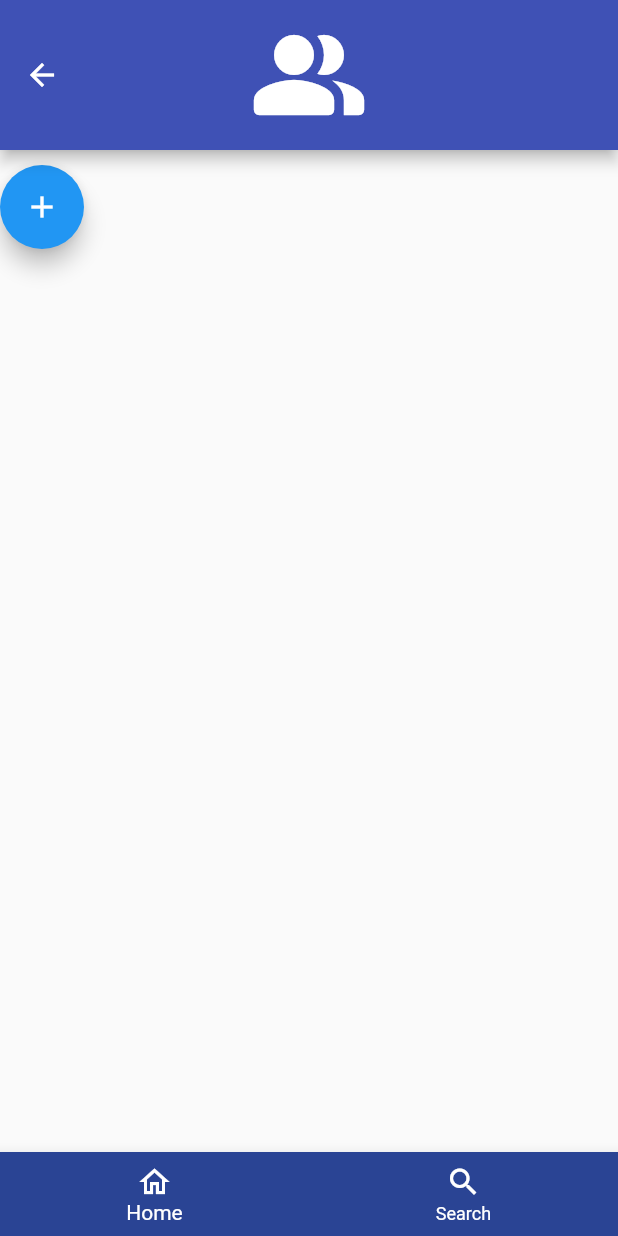
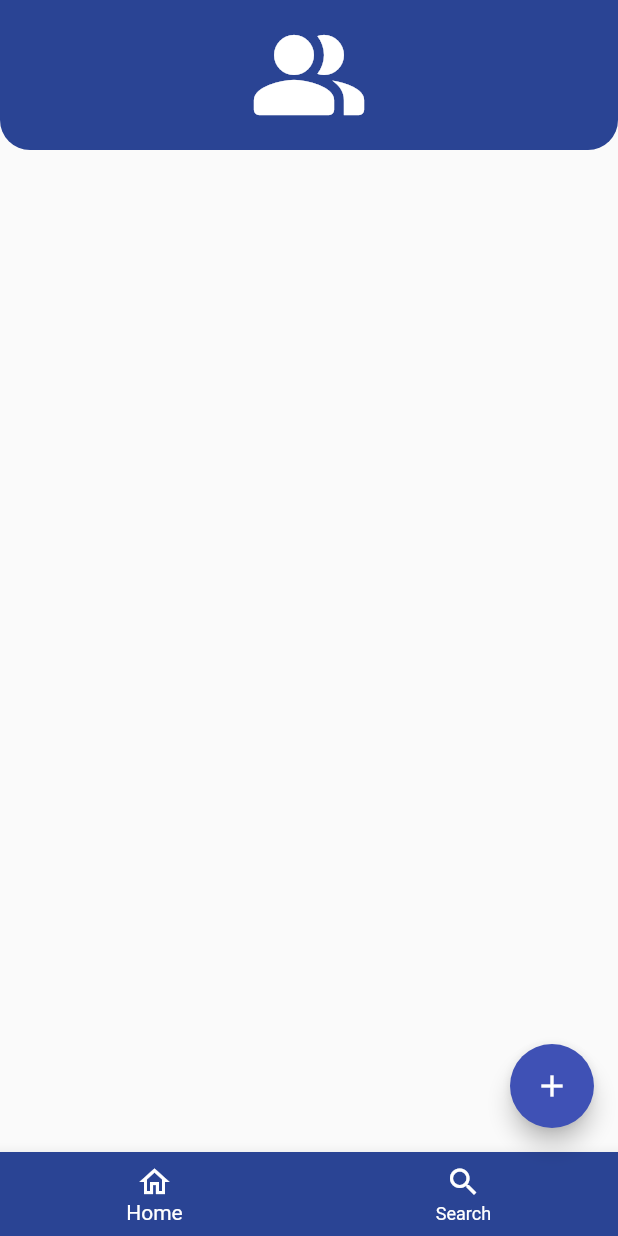
Before and after one commit to Anotherafael/parceragem, a Flutter app: the screen it shows after launch, after a tap on the "badge" icon, on a phone screen of 412 x 824 dp. Run offline on Flutter 3.47's test engine with Material 2 defaults, Android fonts, the phone set to English and light mode, and no system bars; our stand-ins replace google_fonts.

Commit message:
:hammer: Small tweks

```diff
--- a/lib/app/presentation/features/home/home_professional.dart
+++ b/lib/app/presentation/features/home/home_professional.dart
@@ -1,7 +1,5 @@
 import 'package:flutter/material.dart';
-import 'package:parceragem/app/presentation/features/orders/section_filter.dart';
 import 'package:parceragem/app/presentation/shared/components/layout.dart';
-import 'package:parceragem/app/presentation/shared/theme/AppColors.dart';
 
 class HomeProfessional extends StatefulWidget {
   const HomeProfessional({Key? key}) : super(key: key);
@@ -14,17 +12,17 @@ class _HomeProfessionalState extends State<HomeProfessional> {
   @override
   Widget build(BuildContext context) {
     return Layout(
+      floatingActionButton: FloatingActionButton(
+        onPressed: (){
+
+        },
+        child: Icon(Icons.add),
+      ),
       body: Column(
         children: <Widget>[
           Padding(
             padding: EdgeInsets.fromLTRB(15, 10, 15, 0),
           ),
-            FloatingActionButton(onPressed: (){
-
-            },
-            child: const Icon(Icons.add),
-            backgroundColor: Colors.blue,
-          )
         ],
       ),
     );
--- a/lib/app/presentation/features/orders/orders_listing.dart
+++ b/lib/app/presentation/features/orders/orders_listing.dart
@@ -6,28 +6,28 @@ import 'package:parceragem/app/presentation/shared/theme/AppColors.dart';
 import 'package:parceragem/app/presentation/shared/theme/AppFonts.dart';
 
 class OrderListing extends StatefulWidget {
-  const OrderListing({ Key? key, required this.taskId }) : super(key: key);
+  const OrderListing({Key? key, required this.taskId}) : super(key: key);
   final int taskId;
   @override
   _OrderListingState createState() => _OrderListingState();
 }
 
 class _OrderListingState extends State<OrderListing> {
-  late List ordersList=[];
+  late List ordersList = [];
   @override
   void initState() {
     super.initState();
     for (var item in orders) {
-      if(item['task_id']==widget.taskId)
-        ordersList.add(item);
+      if (item['task_id'] == widget.taskId) ordersList.add(item);
     }
   }
+
   @override
   Widget build(BuildContext context) {
     return Layout(
       body: ListView.builder(
         itemCount: ordersList.length,
-        itemBuilder: (context, index){
+        itemBuilder: (context, index) {
           return Padding(
             padding: const EdgeInsets.all(10.0),
             child: GestureDetector(
@@ -36,14 +36,27 @@ class _OrderListingState extends State<OrderListing> {
                 child: DecoratedBox(
                   decoration: BoxDecoration(
                     color: AppColors.colorLightPrimary,
-                      borderRadius: BorderRadius.circular(10)
+                    borderRadius: BorderRadius.circular(10),
                   ),
-                    child: Center(child: Text(ordersList[index]['price'].toString(), style: AppFonts.normalPrimaryWhite)),
-                  )
+                  child: Center(
+                    child: Column(
+                      children: [
+                        Text(
+                          professionals.firstWhere((e) => e['id']==ordersList[index]['professional_id'])['name'].toString(),
+                          style: AppFonts.normalPrimaryWhite,
                         ),
-              )
+                        Text(
+                          ordersList[index]['price'].toString(),
+                          style: AppFonts.normalPrimaryWhite,
+                        ),
+                      ],
+                    ),
+                  ),
+                ),
+              ),
+            ),
           );
-        }
+        },
       ),
     );
   }
--- a/lib/app/presentation/shared/components/layout.dart
+++ b/lib/app/presentation/shared/components/layout.dart
@@ -1,12 +1,14 @@
 import 'package:flutter/material.dart';
 import 'package:parceragem/app/presentation/features/home/search.dart';
+import 'package:parceragem/app/presentation/shared/components/widgets/widgets.dart';
 import 'package:parceragem/app/presentation/shared/theme/AppColors.dart';
 
 import '../../features/home/home_client.dart';
 
 class Layout extends StatefulWidget {
-  const Layout({Key? key, required this.body}) : super(key: key);
+  const Layout({Key? key, required this.body, this.floatingActionButton}) : super(key: key);
   final Widget body;
+  final FloatingActionButton? floatingActionButton;
   @override
   _LayoutState createState() => _LayoutState();
 }
@@ -16,15 +18,9 @@ class _LayoutState extends State<Layout> {
   @override
   Widget build(BuildContext context) {
     return Scaffold(
-      appBar: AppBar(
-        toolbarHeight: 100,
-        title: Icon(
-          Icons.people_alt_rounded,
-          size: 80,
-        ),
-        centerTitle: true,
-      ),
+      appBar: CustomAppbar(),
       body: widget.body,
+      floatingActionButton: widget.floatingActionButton,
       bottomNavigationBar: BottomNavigationBar(
         backgroundColor: AppColors.colorLightPrimary,
         unselectedItemColor: Colors.white,
--- /dev/null
+++ b/lib/app/presentation/shared/components/widgets/widgets.dart
@@ -0,0 +1,33 @@
+import 'package:flutter/cupertino.dart';
+
+import 'package:flutter/material.dart';
+import 'package:parceragem/app/presentation/shared/theme/AppColors.dart';
+
+class CustomAppbar extends PreferredSize {
+  CustomAppbar()
+      : super(
+          preferredSize: Size.fromHeight(100),
+          child: SafeArea(
+            child: Container(
+              height: 100,
+              decoration: BoxDecoration(
+                color: AppColors.colorLightPrimary,
+                borderRadius: BorderRadius.only(
+                  bottomLeft: Radius.circular(20),
+                  bottomRight: Radius.circular(20),
+                ),
+              ),
+              child: Row(
+                mainAxisAlignment: MainAxisAlignment.center,
+                children: [
+                  Icon(
+                    Icons.people_alt_rounded,
+                    color: Colors.white,
+                    size: 80,
+                  ),
+                ],
+              ),
+            ),
+          ),
+        );
+}
```
Lines whose indentation alone changed are shown as unchanged.
